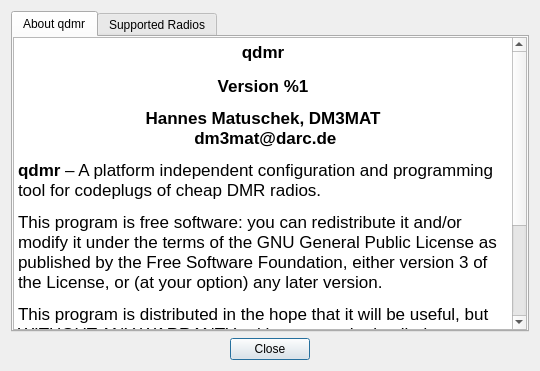
First picture: the form in shared/ui/aboutdialog.ui, repository hmatuschek/qdmr, before the edit.
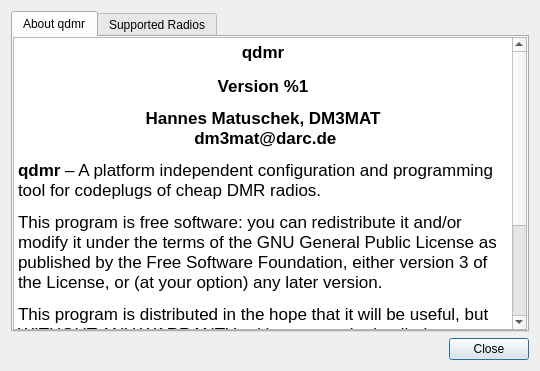
Second picture: the form after the edit. Icons and pictures are not drawn.

Commit message:
Once more, changed modality of about dialog. (#785)
* Fixed about dialog button box.

Diff of the .ui file:
```diff
--- a/shared/ui/aboutdialog.ui
+++ b/shared/ui/aboutdialog.ui
@@ -123,14 +123,11 @@
    </item>
    <item>
     <widget class="QDialogButtonBox" name="buttonBox">
-     <property name="orientation">
-      <enum>Qt::Orientation::Horizontal</enum>
-     </property>
      <property name="standardButtons">
       <set>QDialogButtonBox::StandardButton::Close</set>
      </property>
      <property name="centerButtons">
-      <bool>true</bool>
+      <bool>false</bool>
      </property>
     </widget>
    </item>
```
Left out of the diff: 8 changed lines with no effect on the pictures. The commit also changes 1 other file.
